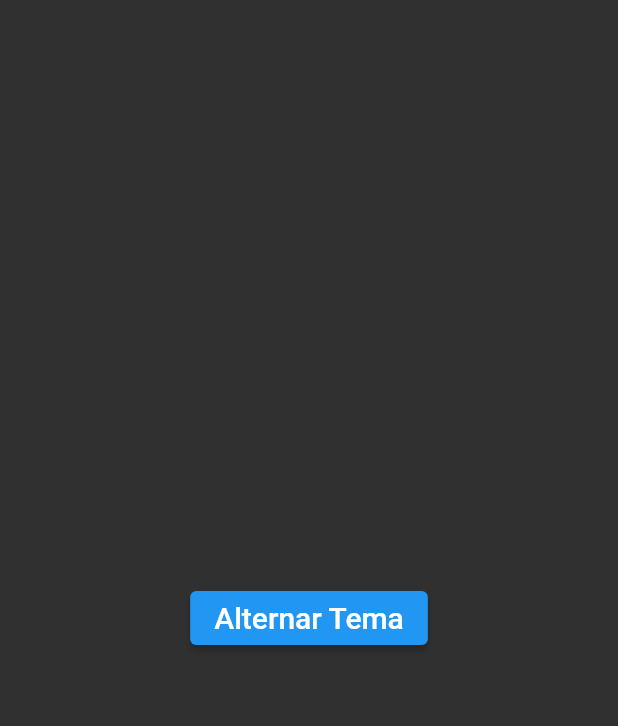
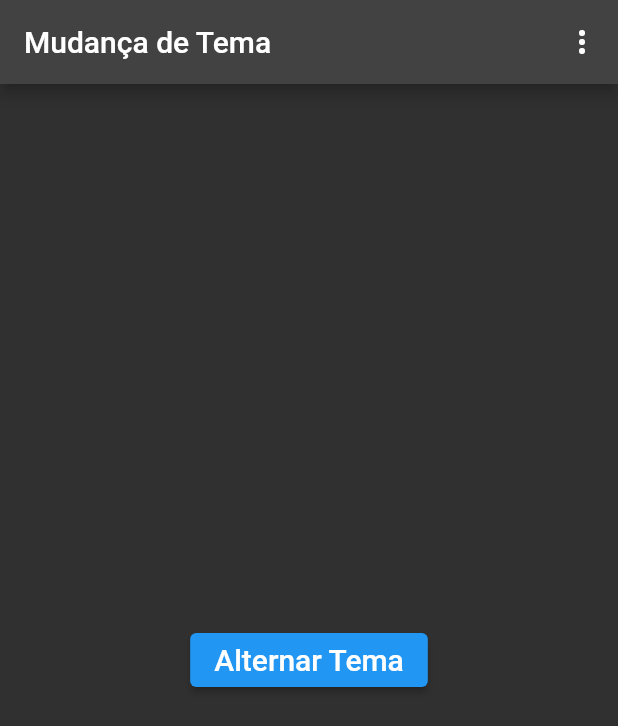
Before and after one commit to VictorRyan3612/POO_Orientada-a-objetos, a Flutter app: the screen it shows after launch, on a phone screen of 412 x 824 dp. Shown: the top 726 px of the screen. Run offline on Flutter 3.47's test engine with Material 2 defaults, Android fonts, the phone set to English and light mode, and no system bars; our stand-ins replace flutter_hooks.

Commit message:
Temas v0.5

```diff
--- a/app_notas/lib/main.dart
+++ b/app_notas/lib/main.dart
@@ -35,6 +35,7 @@ class HomePageApp extends StatelessWidget {
   @override
   Widget build(BuildContext context) {
     return Scaffold(
+      appBar: MyAppBar(_currentBrightness),
       body: Center(
         child: ElevatedButton(
           onPressed: _toggleTheme,
@@ -48,3 +49,40 @@ class HomePageApp extends StatelessWidget {
   }
 
 }
+
+
+
+class MyAppBar extends StatelessWidget implements PreferredSizeWidget{
+  final ValueNotifier<Brightness> _currentBrightness;
+
+  MyAppBar(this._currentBrightness);
+
+  @override
+  Size get preferredSize => const Size.fromHeight(kToolbarHeight);
+
+
+  @override
+  Widget build(BuildContext context) {
+    return AppBar(
+      title: Text('Mudança de Tema'),
+      actions: [
+        PopupMenuButton<Brightness>(
+          onSelected: (Brightness brightness) {
+            _currentBrightness.value = brightness;
+          },
+          itemBuilder: (BuildContext context) => [
+            PopupMenuItem<Brightness>(
+              value: Brightness.light,
+              child: Text('Tema Claro'),
+            ),
+            PopupMenuItem<Brightness>(
+              value: Brightness.dark,
+              child: Text('Tema Escuro'),
+            ),
+          ],
+        ),
+      ],
+    );
+  }
+
+}
```
